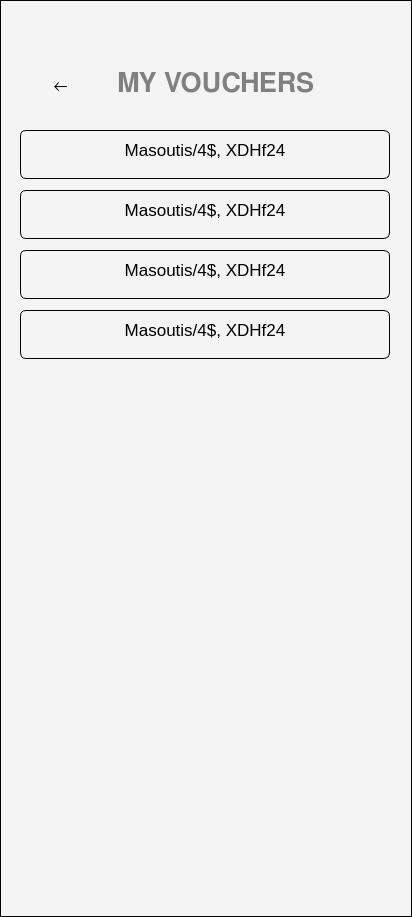
Qt form ui/my_vouchers_screen.ui (SWE-Project-Org/SWE-Project) before a commit.
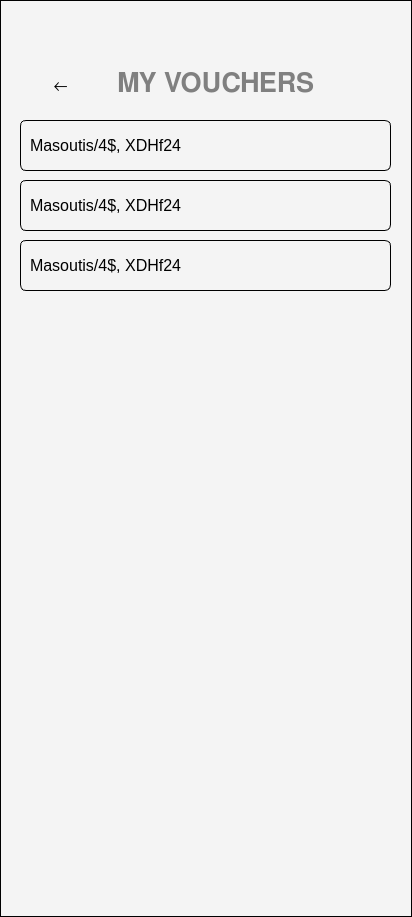
The same form after that commit.

Commit message: Changes in screen files, script to create ui_py files

```diff
--- a/ui/my_vouchers_screen.ui
+++ b/ui/my_vouchers_screen.ui
@@ -82,128 +82,73 @@
     <string>←</string>
    </property>
   </widget>
-  <widget class="QTextBrowser" name="textBrowser">
+  <widget class="QLabel" name="label_6">
    <property name="geometry">
     <rect>
      <x>20</x>
-     <y>130</y>
-     <width>370</width>
-     <height>49</height>
+     <y>120</y>
+     <width>371</width>
+     <height>51</height>
     </rect>
    </property>
-   <property name="styleSheet">
-    <string notr="true">color: ffffff;background-color: #00000000;
-border-radius: 6px;
-    padding: 5px;</string>
+   <property name="font">
+    <font>
+     <pointsize>12</pointsize>
+    </font>
    </property>
-   <property name="verticalScrollBarPolicy">
-    <enum>Qt::ScrollBarPolicy::ScrollBarAlwaysOff</enum>
-   </property>
-   <property name="horizontalScrollBarPolicy">
-    <enum>Qt::ScrollBarPolicy::ScrollBarAlwaysOff</enum>
-   </property>
-   <property name="html">
-    <string>&lt;!DOCTYPE HTML PUBLIC &quot;-//W3C//DTD HTML 4.0//EN&quot; &quot;http://www.w3.org/TR/REC-html40/strict.dtd&quot;&gt;
-&lt;html&gt;&lt;head&gt;&lt;meta name=&quot;qrichtext&quot; content=&quot;1&quot; /&gt;&lt;meta charset=&quot;utf-8&quot; /&gt;&lt;style type=&quot;text/css&quot;&gt;
-p, li { white-space: pre-wrap; }
-hr { height: 1px; border-width: 0; }
-li.unchecked::marker { content: &quot;\2610&quot;; }
-li.checked::marker { content: &quot;\2612&quot;; }
-&lt;/style&gt;&lt;/head&gt;&lt;body style=&quot; font-family:'Noto Sans'; font-size:10pt; font-weight:400; font-style:normal;&quot;&gt;
-&lt;p align=&quot;center&quot; style=&quot; margin-top:0px; margin-bottom:0px; margin-left:0px; margin-right:0px; -qt-block-indent:0; text-indent:0px;&quot;&gt;&lt;span style=&quot; font-family:'FreeSans'; font-size:13pt;&quot;&gt;Masoutis/4$, XDHf24&lt;/span&gt;&lt;/p&gt;&lt;/body&gt;&lt;/html&gt;</string>
-   </property>
-  </widget>
-  <widget class="QTextBrowser" name="textBrowser_2">
-   <property name="geometry">
-    <rect>
-     <x>20</x>
-     <y>190</y>
-     <width>370</width>
-     <height>49</height>
-    </rect>
-   </property>
    <property name="styleSheet">
     <string notr="true">color: ffffff;background-color: #00000000;
 border-radius: 6px;
     padding: 5px;</string>
    </property>
-   <property name="verticalScrollBarPolicy">
-    <enum>Qt::ScrollBarPolicy::ScrollBarAlwaysOff</enum>
+   <property name="text">
+    <string>Masoutis/4$, XDHf24</string>
    </property>
-   <property name="horizontalScrollBarPolicy">
-    <enum>Qt::ScrollBarPolicy::ScrollBarAlwaysOff</enum>
-   </property>
-   <property name="html">
-    <string>&lt;!DOCTYPE HTML PUBLIC &quot;-//W3C//DTD HTML 4.0//EN&quot; &quot;http://www.w3.org/TR/REC-html40/strict.dtd&quot;&gt;
-&lt;html&gt;&lt;head&gt;&lt;meta name=&quot;qrichtext&quot; content=&quot;1&quot; /&gt;&lt;meta charset=&quot;utf-8&quot; /&gt;&lt;style type=&quot;text/css&quot;&gt;
-p, li { white-space: pre-wrap; }
-hr { height: 1px; border-width: 0; }
-li.unchecked::marker { content: &quot;\2610&quot;; }
-li.checked::marker { content: &quot;\2612&quot;; }
-&lt;/style&gt;&lt;/head&gt;&lt;body style=&quot; font-family:'Noto Sans'; font-size:10pt; font-weight:400; font-style:normal;&quot;&gt;
-&lt;p align=&quot;center&quot; style=&quot; margin-top:0px; margin-bottom:0px; margin-left:0px; margin-right:0px; -qt-block-indent:0; text-indent:0px;&quot;&gt;&lt;span style=&quot; font-family:'FreeSans'; font-size:13pt;&quot;&gt;Masoutis/4$, XDHf24&lt;/span&gt;&lt;/p&gt;&lt;/body&gt;&lt;/html&gt;</string>
-   </property>
   </widget>
-  <widget class="QTextBrowser" name="textBrowser_3">
+  <widget class="QLabel" name="label_7">
    <property name="geometry">
     <rect>
      <x>20</x>
-     <y>250</y>
-     <width>370</width>
-     <height>49</height>
+     <y>180</y>
+     <width>371</width>
+     <height>51</height>
     </rect>
    </property>
+   <property name="font">
+    <font>
+     <pointsize>12</pointsize>
+    </font>
+   </property>
    <property name="styleSheet">
     <string notr="true">color: ffffff;background-color: #00000000;
 border-radius: 6px;
     padding: 5px;</string>
    </property>
-   <property name="verticalScrollBarPolicy">
-    <enum>Qt::ScrollBarPolicy::ScrollBarAlwaysOff</enum>
+   <property name="text">
+    <string>Masoutis/4$, XDHf24</string>
    </property>
-   <property name="horizontalScrollBarPolicy">
-    <enum>Qt::ScrollBarPolicy::ScrollBarAlwaysOff</enum>
-   </property>
-   <property name="html">
-    <string>&lt;!DOCTYPE HTML PUBLIC &quot;-//W3C//DTD HTML 4.0//EN&quot; &quot;http://www.w3.org/TR/REC-html40/strict.dtd&quot;&gt;
-&lt;html&gt;&lt;head&gt;&lt;meta name=&quot;qrichtext&quot; content=&quot;1&quot; /&gt;&lt;meta charset=&quot;utf-8&quot; /&gt;&lt;style type=&quot;text/css&quot;&gt;
-p, li { white-space: pre-wrap; }
-hr { height: 1px; border-width: 0; }
-li.unchecked::marker { content: &quot;\2610&quot;; }
-li.checked::marker { content: &quot;\2612&quot;; }
-&lt;/style&gt;&lt;/head&gt;&lt;body style=&quot; font-family:'Noto Sans'; font-size:10pt; font-weight:400; font-style:normal;&quot;&gt;
-&lt;p align=&quot;center&quot; style=&quot; margin-top:0px; margin-bottom:0px; margin-left:0px; margin-right:0px; -qt-block-indent:0; text-indent:0px;&quot;&gt;&lt;span style=&quot; font-family:'FreeSans'; font-size:13pt;&quot;&gt;Masoutis/4$, XDHf24&lt;/span&gt;&lt;/p&gt;&lt;/body&gt;&lt;/html&gt;</string>
-   </property>
   </widget>
-  <widget class="QTextBrowser" name="textBrowser_4">
+  <widget class="QLabel" name="label_8">
    <property name="geometry">
     <rect>
      <x>20</x>
-     <y>310</y>
-     <width>370</width>
-     <height>49</height>
+     <y>240</y>
+     <width>371</width>
+     <height>51</height>
     </rect>
    </property>
+   <property name="font">
+    <font>
+     <pointsize>12</pointsize>
+    </font>
+   </property>
    <property name="styleSheet">
     <string notr="true">color: ffffff;background-color: #00000000;
 border-radius: 6px;
     padding: 5px;</string>
    </property>
-   <property name="verticalScrollBarPolicy">
-    <enum>Qt::ScrollBarPolicy::ScrollBarAlwaysOff</enum>
-   </property>
-   <property name="horizontalScrollBarPolicy">
-    <enum>Qt::ScrollBarPolicy::ScrollBarAlwaysOff</enum>
-   </property>
-   <property name="html">
-    <string>&lt;!DOCTYPE HTML PUBLIC &quot;-//W3C//DTD HTML 4.0//EN&quot; &quot;http://www.w3.org/TR/REC-html40/strict.dtd&quot;&gt;
-&lt;html&gt;&lt;head&gt;&lt;meta name=&quot;qrichtext&quot; content=&quot;1&quot; /&gt;&lt;meta charset=&quot;utf-8&quot; /&gt;&lt;style type=&quot;text/css&quot;&gt;
-p, li { white-space: pre-wrap; }
-hr { height: 1px; border-width: 0; }
-li.unchecked::marker { content: &quot;\2610&quot;; }
-li.checked::marker { content: &quot;\2612&quot;; }
-&lt;/style&gt;&lt;/head&gt;&lt;body style=&quot; font-family:'Noto Sans'; font-size:10pt; font-weight:400; font-style:normal;&quot;&gt;
-&lt;p align=&quot;center&quot; style=&quot; margin-top:0px; margin-bottom:0px; margin-left:0px; margin-right:0px; -qt-block-indent:0; text-indent:0px;&quot;&gt;&lt;span style=&quot; font-family:'FreeSans'; font-size:13pt;&quot;&gt;Masoutis/4$, XDHf24&lt;/span&gt;&lt;/p&gt;&lt;/body&gt;&lt;/html&gt;</string>
+   <property name="text">
+    <string>Masoutis/4$, XDHf24</string>
    </property>
   </widget>
  </widget>
```
The commit also changes 25 other files.
